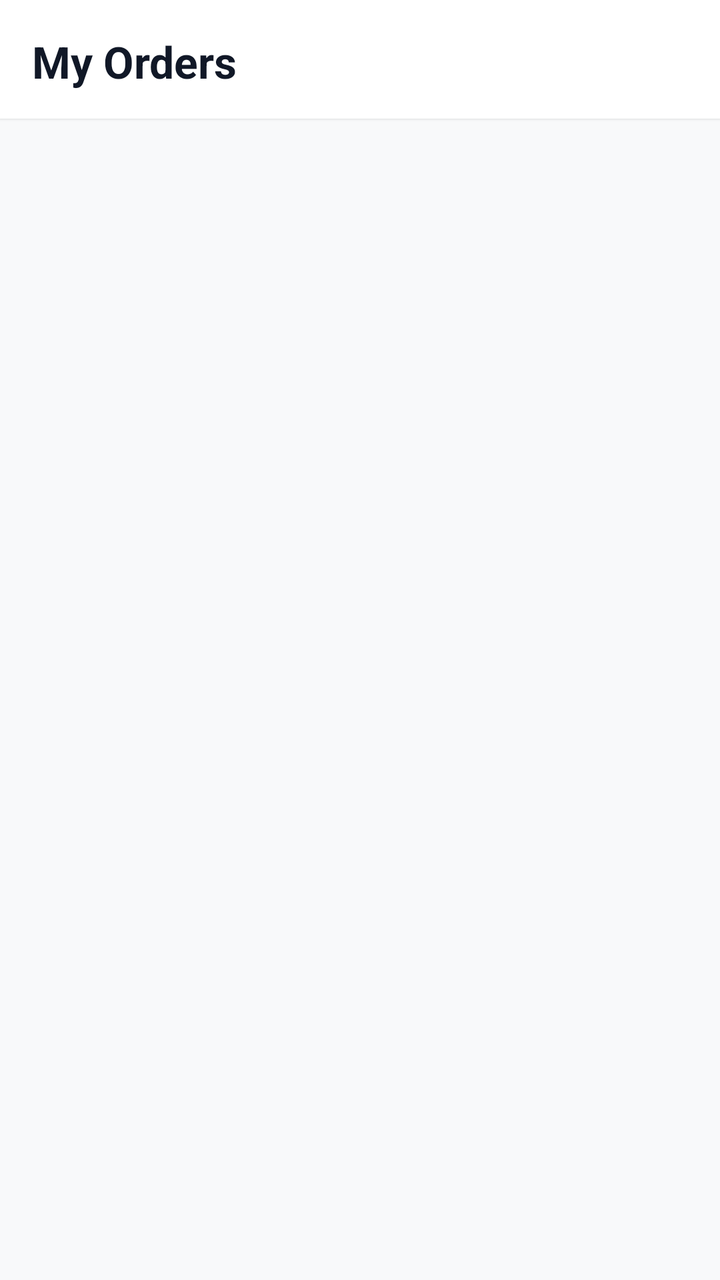
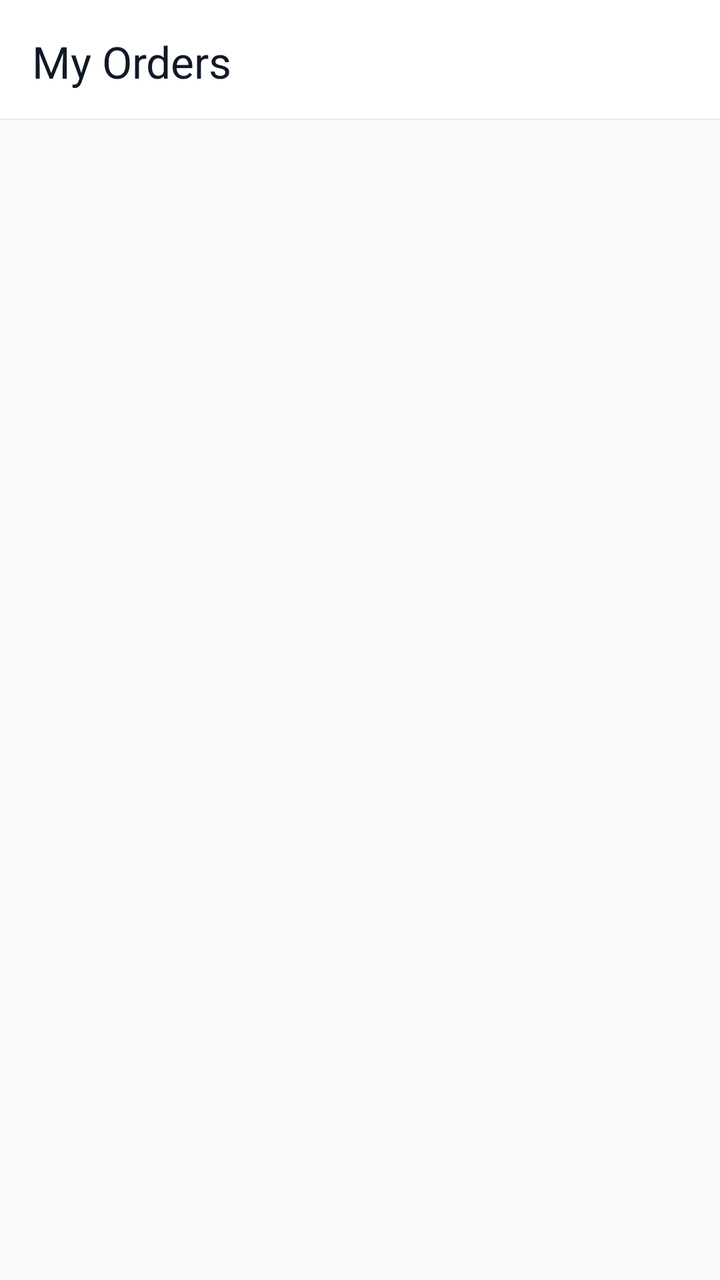

The first picture is an Android layout as it rendered before a commit; the second is the same layout after the commit. The layout source and the unified diff follow.
<!-- AndroidManifest.xml: application theme Theme.AKRHunger -->
<!-- res/layout/fragment_orders.xml -->
<?xml version="1.0" encoding="utf-8"?>
<LinearLayout xmlns:android="http://schemas.android.com/apk/res/android"
    xmlns:app="http://schemas.android.com/apk/res-auto"
    android:layout_width="match_parent"
    android:layout_height="match_parent"
    android:background="@color/background"
    android:orientation="vertical">

    
    <LinearLayout
        android:layout_width="match_parent"
        android:layout_height="wrap_content"
        android:background="@color/surface"
        android:elevation="1dp"
        android:gravity="center_vertical"
        android:orientation="horizontal"
        android:paddingHorizontal="16dp"
        android:paddingTop="16dp"
        android:paddingBottom="14dp">

        <TextView
            android:layout_width="0dp"
            android:layout_height="wrap_content"
            android:layout_weight="1"
            android:text="@string/my_orders"
            android:textColor="@color/text_primary"
            android:textSize="22sp"
            android:textStyle="bold" />
    </LinearLayout>

    <FrameLayout
        android:layout_width="match_parent"
        android:layout_height="0dp"
        android:layout_weight="1">

        
        <androidx.recyclerview.widget.RecyclerView
            android:id="@+id/rv_orders"
            android:layout_width="match_parent"
            android:layout_height="match_parent"
            android:clipToPadding="false"
            android:layoutAnimation="@anim/layout_fall_down"
            android:paddingHorizontal="10dp"
            android:paddingTop="10dp"
            android:paddingBottom="24dp" />

        
        <LinearLayout
            android:id="@+id/empty_orders"
            android:layout_width="match_parent"
            android:layout_height="match_parent"
            android:gravity="center"
            android:orientation="vertical"
            android:padding="36dp"
            android:visibility="gone">

            <FrameLayout
                android:layout_width="96dp"
                android:layout_height="96dp"
                android:background="@drawable/bg_icon_circle_soft">

                <TextView
                    android:layout_width="wrap_content"
                    android:layout_height="wrap_content"
                    android:layout_gravity="center"
                    android:text="📦"
                    android:textSize="44sp" />
            </FrameLayout>

            <TextView
                android:layout_width="wrap_content"
                android:layout_height="wrap_content"
                android:layout_marginTop="20dp"
                android:text="@string/no_orders"
                android:textColor="@color/text_primary"
                android:textSize="20sp"
                android:textStyle="bold" />

            <TextView
                android:layout_width="wrap_content"
                android:layout_height="wrap_content"
                android:layout_marginTop="8dp"
                android:gravity="center"
                android:lineSpacingExtra="3dp"
                android:text="@string/no_orders_desc"
                android:textColor="@color/text_secondary"
                android:textSize="14sp" />

            <com.google.android.material.button.MaterialButton
                android:id="@+id/btn_explore"
                style="@style/Widget.AKR.Button.Pill"
                android:layout_width="wrap_content"
                android:layout_height="48dp"
                android:layout_marginTop="24dp"
                android:paddingHorizontal="28dp"
                android:text="@string/explore_food"
                app:backgroundTint="@color/primary" />
        </LinearLayout>

        
        <ProgressBar
            android:id="@+id/progress_orders"
            android:layout_width="40dp"
            android:layout_height="40dp"
            android:layout_gravity="center"
            android:indeterminateTint="@color/primary"
            android:visibility="gone" />
    </FrameLayout>
</LinearLayout>
<!-- resources referenced by this layout -->
<resources>
  <color name="background">#F8F9FA</color>
  <color name="primary">#FF6B35</color>
  <color name="surface">#FFFFFF</color>
  <color name="text_primary">#111827</color>
  <color name="text_secondary">#4B5563</color>
  <!-- drawable bg_icon_circle_soft (drawable) -->
  <?xml version="1.0" encoding="utf-8"?>
  <shape xmlns:android="http://schemas.android.com/apk/res/android"
      android:shape="oval">
      <solid android:color="@color/primary_tint" />
      <stroke android:width="1dp" android:color="@color/primary_tint_border" />
  </shape>
  <string name="explore_food">Explore Food</string>
  <string name="my_orders">My Orders</string>
  <string name="no_orders">No orders yet</string>
  <string name="no_orders_desc">Start ordering delicious food from our amazing restaurants</string>
  <style name="Widget.AKR.Button.Pill" parent="Widget.Material3.Button">
          <item name="backgroundTint">@color/primary</item>
          <item name="android:textColor">@color/on_primary</item>
          <item name="cornerRadius">28dp</item>
          <item name="android:textAllCaps">false</item>
          <item name="android:textStyle">bold</item>
          <item name="android:minHeight">44dp</item>
          <item name="android:paddingStart">20dp</item>
          <item name="android:paddingEnd">20dp</item>
      </style>
  <color name="primary_tint">#FFF0EB</color>
  <color name="primary_tint_border">#FFDCD0</color>
  <color name="on_primary">#FFFFFF</color>
  <color name="primary_dark">#E55A25</color>
  <color name="secondary">#F59E0B</color>
  <color name="on_secondary">#111827</color>
  <color name="on_surface">#111827</color>
  <style name="ThemeOverlay.AKR.MaterialAlertDialog" parent="ThemeOverlay.Material3.MaterialAlertDialog">
          <item name="shapeAppearance">@style/ShapeAppearance.AKR.Dialog</item>
          <item name="shapeAppearanceOverlay">@style/ShapeAppearance.AKR.Dialog</item>
          <item name="colorSurface">@color/surface</item>
          <item name="android:backgroundDimAmount">0.5</item>
      </style>
  <style name="ThemeOverlay.AKR.BottomSheetDialog" parent="ThemeOverlay.Material3.BottomSheetDialog">
          <item name="bottomSheetStyle">@style/Widget.AKR.BottomSheet</item>
      </style>
  <style name="ShapeAppearance.AKR.Dialog" parent="">
          <item name="cornerFamily">rounded</item>
          <item name="cornerSize">24dp</item>
      </style>
  <style name="Widget.AKR.BottomSheet" parent="Widget.Material3.BottomSheet">
          <item name="shapeAppearanceOverlay">@style/ShapeAppearance.AKR.BottomSheet</item>
          <item name="backgroundTint">@color/surface</item>
      </style>
  <style name="ShapeAppearance.AKR.BottomSheet" parent="">
          <item name="cornerFamily">rounded</item>
          <item name="cornerSizeTopLeft">28dp</item>
          <item name="cornerSizeTopRight">28dp</item>
      </style>
  <!-- unchanged entries left out for length: 1 -->
</resources>

<!-- the commit's change to res/layout/fragment_orders.xml (unified diff, before → after) -->
@@ -22,10 +22,10 @@
             android:layout_width="0dp"
             android:layout_height="wrap_content"
             android:layout_weight="1"
+            android:fontFamily="sans-serif-bold"
             android:text="@string/my_orders"
             android:textColor="@color/text_primary"
-            android:textSize="22sp"
-            android:textStyle="bold" />
+            android:textSize="22sp" />
     </LinearLayout>
 
     <FrameLayout
@@ -59,27 +59,28 @@
                 android:layout_height="96dp"
                 android:background="@drawable/bg_icon_circle_soft">
 
-                <TextView
-                    android:layout_width="wrap_content"
-                    android:layout_height="wrap_content"
+                <ImageView
+                    android:layout_width="44dp"
+                    android:layout_height="44dp"
                     android:layout_gravity="center"
-                    android:text="📦"
-                    android:textSize="44sp" />
+                    android:src="@drawable/ic_nav_orders_filled"
+                    app:tint="@color/primary" />
             </FrameLayout>
 
             <TextView
                 android:layout_width="wrap_content"
                 android:layout_height="wrap_content"
                 android:layout_marginTop="20dp"
+                android:fontFamily="sans-serif-bold"
                 android:text="@string/no_orders"
                 android:textColor="@color/text_primary"
-                android:textSize="20sp"
-                android:textStyle="bold" />
+                android:textSize="20sp" />
 
             <TextView
                 android:layout_width="wrap_content"
                 android:layout_height="wrap_content"
                 android:layout_marginTop="8dp"
+                android:fontFamily="sans-serif"
                 android:gravity="center"
                 android:lineSpacingExtra="3dp"
                 android:text="@string/no_orders_desc"
<!-- resource entries referenced after the edit -->
@@ -12,6 +12,25 @@
       <solid android:color="@color/primary_tint" />
       <stroke android:width="1dp" android:color="@color/primary_tint_border" />
   </shape>
+  <!-- drawable ic_nav_orders_filled (drawable) -->
+  <vector xmlns:android="http://schemas.android.com/apk/res/android"
+      android:width="24dp"
+      android:height="24dp"
+      android:viewportWidth="24"
+      android:viewportHeight="24">
+      
+      <path
+          android:strokeColor="#FF000000"
+          android:strokeWidth="2.2"
+          android:strokeLineCap="round"
+          android:strokeLineJoin="round"
+          android:pathData="M8.5,8.0 V5.8 C8.5,3.9 10.1,2.5 12.0,2.5 C13.9,2.5 15.5,3.9 15.5,5.8 V8.0" />
+      
+      <path
+          android:fillColor="#FF000000"
+          android:fillType="evenOdd"
+          android:pathData="M5.0,8.0 H19.0 L20.3,18.8 C20.5,19.9 19.6,21.0 18.5,21.0 H5.5 C4.4,21.0 3.5,19.9 3.7,18.8 Z M9.5,12.0 C10.4,13.4 13.6,13.4 14.5,12.0 C14.9,11.4 15.7,11.9 15.3,12.6 C14.1,14.6 9.9,14.6 8.7,12.6 C8.3,11.9 9.1,11.4 9.5,12.0 Z" />
+  </vector>
   <string name="explore_food">Explore Food</string>
   <string name="my_orders">My Orders</string>
   <string name="no_orders">No orders yet</string>
